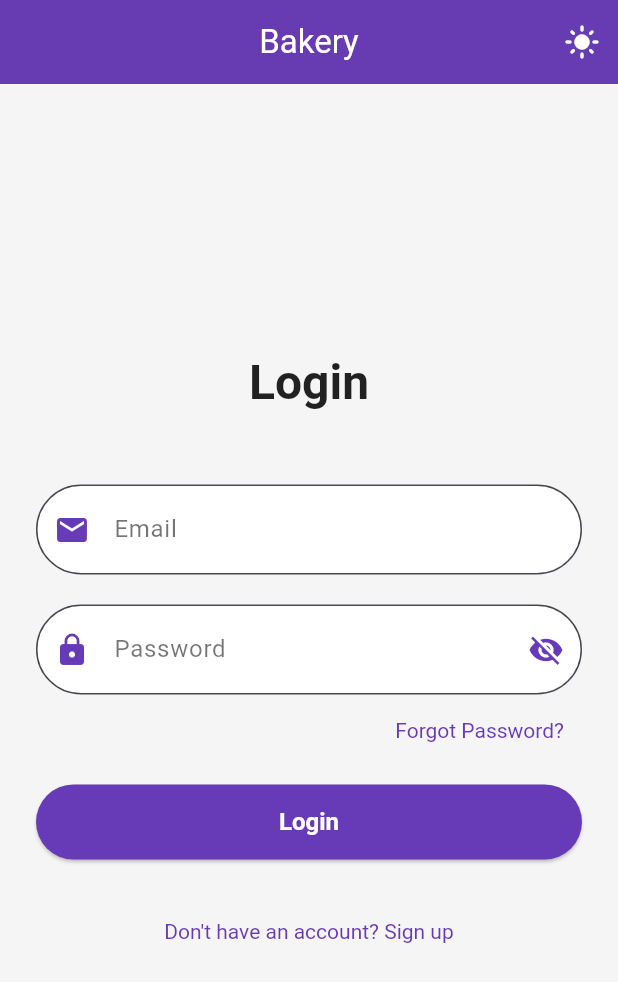
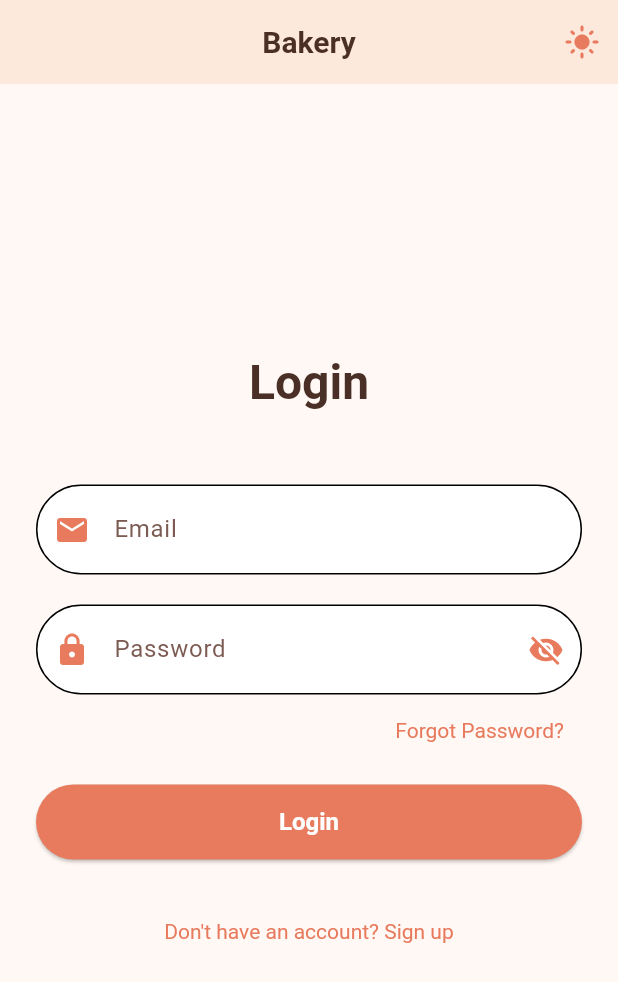
Before and after one commit to abtinfi/qandoon-flutter, a Flutter app: the screen it shows after launch, on a phone screen of 412 x 824 dp. Shown: the top 982 px of the screen. Run offline on Flutter 3.47's test engine with Material 3 defaults, Android fonts, the phone set to English and light mode, and no system bars; our stand-ins replace cached_network_image, flutter_secure_storage, image_picker, pin_code_fields, shared_preferences; accounts and stored records are empty.

Commit message:
add logo

```diff
--- a/lib/home_screens/shop_screen.dart
+++ b/lib/home_screens/shop_screen.dart
@@ -60,7 +60,7 @@ class _ShopScreenState extends State<ShopScreen> {
   @override
   Widget build(BuildContext context) {
     return Scaffold(
-      appBar: AppBar(title: const Text('Shop')),
+      appBar: AppBar(title: Text(_isAdmin ? 'Admin Panel' : 'Shop'),),
       body: FutureBuilder<List<Pastry>>(
         future: _pastriesFuture,
         builder: (context, snapshot) {
--- a/lib/themes/dark.dart
+++ b/lib/themes/dark.dart
@@ -2,47 +2,47 @@ import 'package:flutter/material.dart';
 
 final ThemeData darkTheme = ThemeData(
   brightness: Brightness.dark,
-  scaffoldBackgroundColor: Colors.grey.shade900,
-  colorScheme: ColorScheme.fromSeed(
-    seedColor: Colors.deepPurpleAccent,
-    brightness: Brightness.dark,
+  scaffoldBackgroundColor: const Color(0xFF1B100A), // شکلاتی خیلی تیره
+  colorScheme: const ColorScheme.dark(
+    primary: Color(0xFFD67D3E), // کاراملی گرم برای تاکید
+    secondary: Color(0xFFA65C32), // قهوه‌ای روشن‌تر
   ),
   textTheme: const TextTheme(
     headlineLarge: TextStyle(
       fontSize: 32,
       fontWeight: FontWeight.bold,
-      color: Colors.white,
+      color: Color(0xFFFFF1E6), // کرم روشن
     ),
     titleMedium: TextStyle(
       fontSize: 16,
       fontWeight: FontWeight.w600,
-      color: Colors.white,
+      color: Color(0xFFF5DCC2),
     ),
-    bodyMedium: TextStyle(fontSize: 14, color: Colors.white70),
+    bodyMedium: TextStyle(fontSize: 14, color: Color(0xFFD3BBA0)),
   ),
   inputDecorationTheme: InputDecorationTheme(
     filled: true,
-    fillColor: Colors.grey.shade800,
-    contentPadding: EdgeInsets.symmetric(horizontal: 20, vertical: 18),
-    prefixIconColor: Colors.deepPurpleAccent,
-    suffixIconColor: Colors.deepPurpleAccent,
-    labelStyle: TextStyle(color: Colors.white70),
+    fillColor: const Color(0xFF2E1F14),
+    contentPadding: const EdgeInsets.symmetric(horizontal: 20, vertical: 18),
+    prefixIconColor: const Color(0xFFD67D3E),
+    suffixIconColor: const Color(0xFFD67D3E),
+    labelStyle: const TextStyle(color: Color(0xFFD3BBA0)),
     border: OutlineInputBorder(
       borderRadius: BorderRadius.circular(30),
-      borderSide: BorderSide(color: Colors.white30),
+      borderSide: const BorderSide(color: Color(0xFF6F4E37)),
     ),
     focusedBorder: OutlineInputBorder(
       borderRadius: BorderRadius.circular(30),
-      borderSide: BorderSide(color: Colors.deepPurpleAccent, width: 2),
+      borderSide: const BorderSide(color: Color(0xFFD67D3E), width: 2),
     ),
     errorBorder: OutlineInputBorder(
       borderRadius: BorderRadius.circular(30),
-      borderSide: BorderSide(color: Colors.redAccent, width: 2),
+      borderSide: const BorderSide(color: Colors.redAccent, width: 2),
     ),
   ),
   elevatedButtonTheme: ElevatedButtonThemeData(
     style: ElevatedButton.styleFrom(
-      backgroundColor: Colors.deepPurpleAccent,
+      backgroundColor: const Color(0xFFD67D3E),
       foregroundColor: Colors.white,
       fixedSize: const Size(280, 50),
       shape: RoundedRectangleBorder(borderRadius: BorderRadius.circular(30)),
@@ -51,9 +51,19 @@ final ThemeData darkTheme = ThemeData(
   ),
   textButtonTheme: TextButtonThemeData(
     style: TextButton.styleFrom(
-      foregroundColor: Colors.deepPurpleAccent,
+      foregroundColor: const Color(0xFFD67D3E),
       textStyle: const TextStyle(fontSize: 14),
     ),
   ),
-  appBarTheme: AppBarTheme(centerTitle: true),
+  appBarTheme: const AppBarTheme(
+    backgroundColor: Color(0xFF1B100A),
+    centerTitle: true,
+    elevation: 0,
+    titleTextStyle: TextStyle(
+      fontSize: 20,
+      color: Color(0xFFFFF1E6),
+      fontWeight: FontWeight.w600,
+    ),
+    iconTheme: IconThemeData(color: Color(0xFFD67D3E)),
+  ),
 );
--- a/lib/themes/light.dart
+++ b/lib/themes/light.dart
@@ -2,47 +2,47 @@ import 'package:flutter/material.dart';
 
 final ThemeData lightTheme = ThemeData(
   brightness: Brightness.light,
-  scaffoldBackgroundColor: Colors.grey.shade100,
-  colorScheme: ColorScheme.fromSeed(
-    seedColor: Colors.deepPurple,
-    brightness: Brightness.light,
+  scaffoldBackgroundColor: const Color(0xFFFFF8F4), // کرم روشن، حس شیرینی و لطافت
+  colorScheme: const ColorScheme.light(
+    primary: Color(0xFFE87A5D), // صورتی کاراملی
+    secondary: Color(0xFFA66547), // قهوه‌ای روشن
   ),
   textTheme: const TextTheme(
     headlineLarge: TextStyle(
       fontSize: 32,
       fontWeight: FontWeight.bold,
-      color: Colors.black87,
+      color: Color(0xFF4A2F26), // قهوه‌ای شکلاتی تیره
     ),
     titleMedium: TextStyle(
       fontSize: 16,
       fontWeight: FontWeight.w600,
-      color: Colors.black,
+      color: Color(0xFF5C3B31),
     ),
-    bodyMedium: TextStyle(fontSize: 14, color: Colors.black54),
+    bodyMedium: TextStyle(fontSize: 14, color: Color(0xFF7C5B53)),
   ),
   inputDecorationTheme: InputDecorationTheme(
     filled: true,
-    fillColor: Colors.white,
-    contentPadding: EdgeInsets.symmetric(horizontal: 20, vertical: 18),
-    prefixIconColor: Colors.deepPurple,
-    suffixIconColor: Colors.deepPurple,
-    labelStyle: TextStyle(color: Colors.black54),
+    fillColor: const Color(0xFFFFFFFF),
+    contentPadding: const EdgeInsets.symmetric(horizontal: 20, vertical: 18),
+    prefixIconColor: const Color(0xFFE87A5D),
+    suffixIconColor: const Color(0xFFE87A5D),
+    labelStyle: const TextStyle(color: Color(0xFF7C5B53)),
     border: OutlineInputBorder(
       borderRadius: BorderRadius.circular(30),
-      borderSide: BorderSide(color: Colors.grey),
+      borderSide: const BorderSide(color: Color(0xFFDDB9A0)),
     ),
     focusedBorder: OutlineInputBorder(
       borderRadius: BorderRadius.circular(30),
-      borderSide: BorderSide(color: Colors.deepPurple, width: 2),
+      borderSide: const BorderSide(color: Color(0xFFE87A5D), width: 2),
     ),
     errorBorder: OutlineInputBorder(
       borderRadius: BorderRadius.circular(30),
-      borderSide: BorderSide(color: Colors.red, width: 2),
+      borderSide: const BorderSide(color: Colors.red, width: 2),
     ),
   ),
   elevatedButtonTheme: ElevatedButtonThemeData(
     style: ElevatedButton.styleFrom(
-      backgroundColor: Colors.deepPurple,
+      backgroundColor: const Color(0xFFE87A5D),
       foregroundColor: Colors.white,
       fixedSize: const Size(280, 50),
       shape: RoundedRectangleBorder(borderRadius: BorderRadius.circular(30)),
@@ -51,14 +51,20 @@ final ThemeData lightTheme = ThemeData(
   ),
   textButtonTheme: TextButtonThemeData(
     style: TextButton.styleFrom(
-      foregroundColor: Colors.deepPurple,
+      foregroundColor: const Color(0xFFE87A5D),
       textStyle: const TextStyle(fontSize: 14),
     ),
   ),
-  appBarTheme: AppBarTheme(
-    backgroundColor: Colors.deepPurple,
-    foregroundColor: Colors.white,
-    elevation: 4,
+  appBarTheme: const AppBarTheme(
+    backgroundColor: Color(0xFFFFF0E5),
+    foregroundColor: Color(0xFF4A2F26),
+    elevation: 2,
     centerTitle: true,
+    titleTextStyle: TextStyle(
+      fontSize: 20,
+      fontWeight: FontWeight.w600,
+      color: Color(0xFF4A2F26),
+    ),
+    iconTheme: IconThemeData(color: Color(0xFFE87A5D)),
   ),
 );
--- a/pubspec.yaml
+++ b/pubspec.yaml
@@ -38,6 +38,7 @@ dependencies:
   flutter_secure_storage: ^9.2.4
   shared_preferences: ^2.5.3
   flutter_native_splash: ^2.4.6
+  flutter_launcher_icons: ^0.14.3
 
   # The following adds the Cupertino Icons font to your application.
   # Use with the CupertinoIcons class for iOS style icons.
@@ -96,3 +97,7 @@ flutter:
   #
   # For details regarding fonts from package dependencies,
   # see https://flutter.dev/to/font-from-package
+flutter_launcher_icons:
+  android: true
+  ios: true
+  image_path: "assets/logo.png"
```
Also changed, not shown: lib/screens/splash_screen.dart (deleted).
